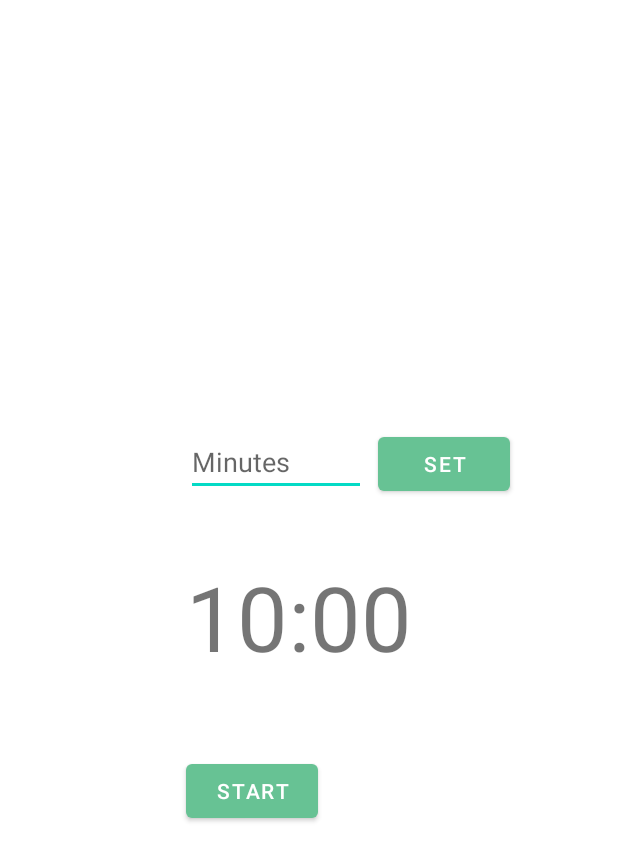
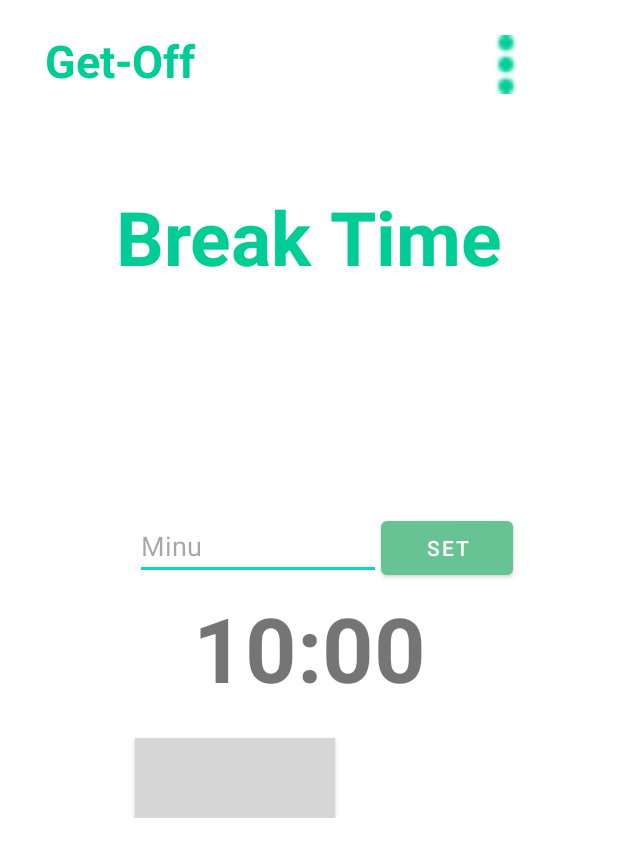
Before and after one commit to M2kishore/get-off-your-phone, an Android app: the screen it shows after launch (MainActivity), on a phone screen of 412 x 824 dp. Shown: the top 861 px of the screen. Run offline under Robolectric (Android 15) with nearby library versions, the phone set to English and light mode, and no system bars; grey boxes are pictures that could not be loaded.

Commit message:
break_time tarshit ui

```diff
--- a/app/src/main/java/com/example/myapplication/MainActivity.java
+++ b/app/src/main/java/com/example/myapplication/MainActivity.java
@@ -48,7 +48,7 @@ import java.util.Locale;
     @Override
     protected void onCreate(Bundle savedInstanceState) {
         super.onCreate(savedInstanceState);
-        setContentView(R.layout.activity_main);
+        setContentView(R.layout.activity_breaktime);
 
         mEditTextInput = findViewById(R.id.edit_text_input);
         mTextViewCountDown = findViewById(R.id.text_view_countdown);
--- /dev/null
+++ b/app/src/main/res/layout/activity_breaktime.xml
@@ -0,0 +1,133 @@
+<?xml version="1.0" encoding="utf-8"?>
+<LinearLayout xmlns:android="http://schemas.android.com/apk/res/android"
+    xmlns:app="http://schemas.android.com/apk/res-auto"
+    xmlns:tools="http://schemas.android.com/tools"
+    android:layout_width="match_parent"
+    android:layout_height="match_parent"
+    android:orientation="vertical"
+    tools:context=".Breaktime">
+
+
+    <LinearLayout
+        android:layout_width="match_parent"
+        android:layout_height="74dp"
+        android:orientation="horizontal">
+
+        <TextView
+            android:id="@+id/logo_get_off"
+            android:layout_width="wrap_content"
+            android:layout_height="wrap_content"
+            android:layout_marginStart="30dp"
+            android:layout_marginLeft="30dp"
+            android:layout_marginTop="20dp"
+            android:layout_weight="1"
+            android:text="Get-Off"
+            android:textColor="#00CC96"
+            android:textSize="30sp"
+            android:textStyle="bold" />
+
+        <ImageView
+            android:id="@+id/options_button"
+            android:layout_width="wrap_content"
+            android:layout_height="39dp"
+            android:layout_marginTop="23dp"
+            android:layout_weight="1"
+            app:srcCompat="@drawable/verticaldots" />
+    </LinearLayout>
+
+    <TextView
+        android:id="@+id/banner_break_time"
+        android:layout_width="match_parent"
+        android:layout_height="wrap_content"
+        android:layout_marginTop="50dp"
+        android:gravity="center"
+        android:text="Break Time"
+        android:textColor="#00CC96"
+        android:textSize="50sp"
+        android:textStyle="bold" />
+
+    <LinearLayout
+        android:layout_width="match_parent"
+        android:layout_height="wrap_content"
+        android:layout_marginTop="150dp"
+        android:orientation="horizontal">
+
+        <EditText
+            android:id="@+id/edit_text_input"
+            android:layout_width="match_parent"
+            android:layout_height="wrap_content"
+            android:layout_marginStart="90dp"
+            android:layout_marginLeft="90dp"
+            android:layout_weight="2"
+            android:ems="10"
+            android:hint="Minutes"
+            android:inputType="number"
+            android:maxLength="4"
+            android:text="Minutes"
+            android:textColor="#59000000" />
+
+        <Button
+            android:id="@+id/button_set"
+            android:layout_width="wrap_content"
+            android:layout_height="wrap_content"
+            android:layout_marginEnd="70dp"
+            android:layout_marginRight="70dp"
+            android:text="set"
+            app:backgroundTintMode="add" />
+    </LinearLayout>
+
+    <View
+        android:id="@+id/view"
+        android:layout_width="150dp"
+        android:layout_height="2dp"
+        android:layout_marginStart="90dp"
+        android:layout_marginLeft="90dp"
+        android:background="#8AFFFFFF" />
+
+    <TextView
+        android:id="@+id/text_view_countdown"
+        android:layout_width="match_parent"
+        android:layout_height="wrap_content"
+        android:gravity="center"
+        android:text="01 : 00"
+        android:textSize="60sp"
+        android:textStyle="bold" />
+
+    <LinearLayout
+        android:layout_width="match_parent"
+        android:layout_height="73dp"
+        android:orientation="horizontal">
+
+        <Button
+            android:id="@+id/button_start_pause"
+            android:layout_width="wrap_content"
+            android:layout_height="wrap_content"
+            android:layout_marginStart="90dp"
+            android:layout_marginLeft="90dp"
+            android:layout_marginTop="20dp"
+            android:layout_marginEnd="10dp"
+            android:layout_marginRight="10dp"
+            android:layout_weight="1"
+            android:background="@drawable/btn_gradient"
+            android:text="start"
+            app:backgroundTint="?android:attr/textColorHint"
+            app:backgroundTintMode="add" />
+
+        <Button
+            android:id="@+id/button_reset"
+            android:layout_width="wrap_content"
+            android:layout_height="wrap_content"
+            android:layout_marginStart="15dp"
+            android:layout_marginLeft="15dp"
+            android:layout_marginTop="20dp"
+            android:layout_marginEnd="30dp"
+            android:layout_marginRight="30dp"
+            android:layout_weight="1"
+            android:background="@drawable/btn_gradient"
+            android:text="Reset"
+            android:visibility="invisible"
+            app:backgroundTint="?android:attr/textColorHint"
+            app:backgroundTintMode="add" />
+    </LinearLayout>
+
+</LinearLayout>
```
Also changed, not shown: app/src/main/res/layout/activity_main.xml (+16 -0 lines), app/src/main/res/layout/activity_time_of_the_day.xml (added, +187 -0 lines), app/src/main/res/drawable/verticaldots.png (added).
